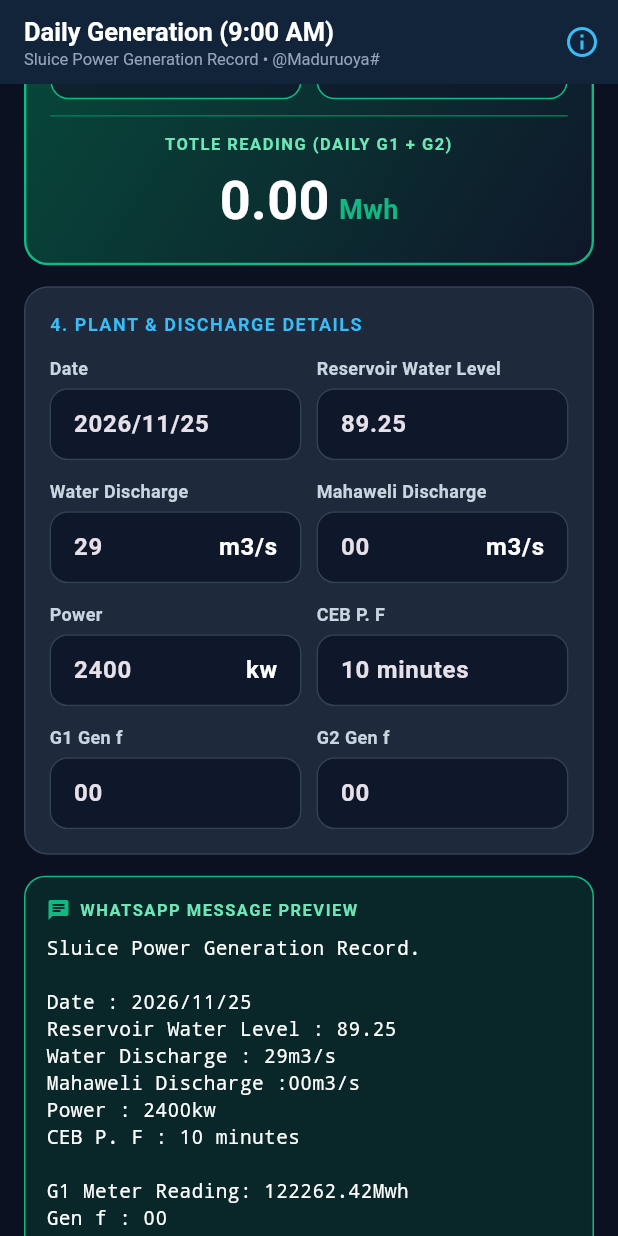
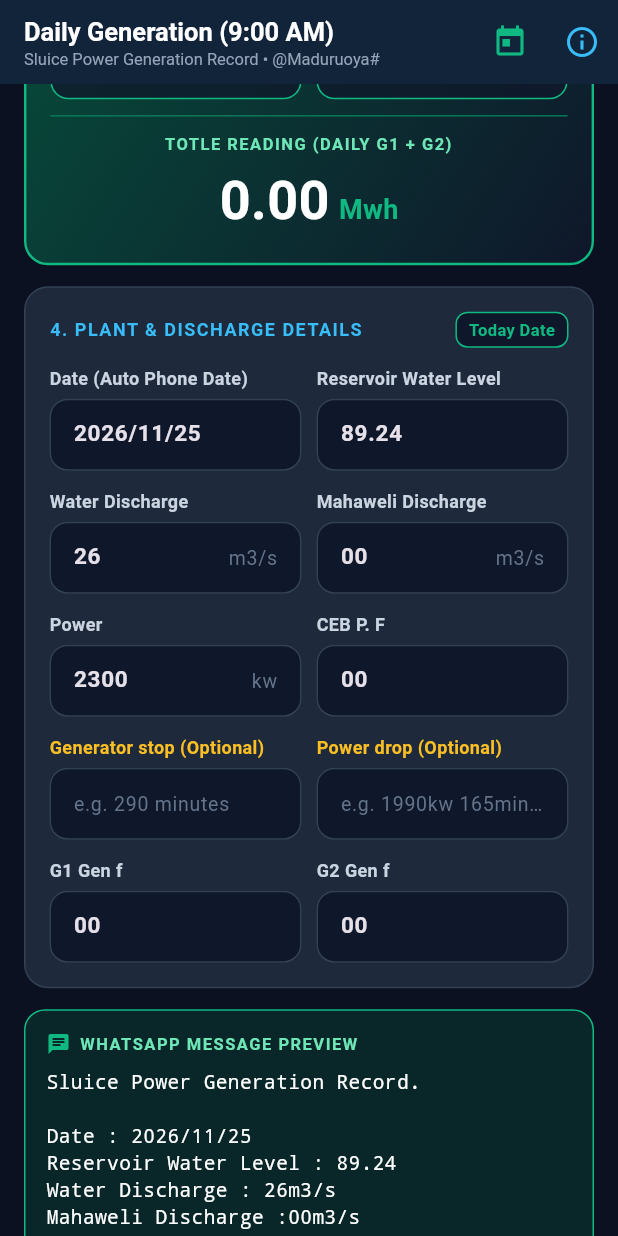
Before and after one commit to ardmarambage8-dotcom/hydro-turbine-app, a Flutter app: the DailyGenerationTab screen opened directly, scrolled down 576 dp, on a phone screen of 412 x 824 dp. Run offline on Flutter 3.47's test engine with Material 3 defaults, Android fonts, the phone set to English and light mode, and no system bars; our stand-ins replace shared_preferences; accounts and stored records are empty.

Commit message:
Add files via upload

```diff
--- a/lib/main.dart
+++ b/lib/main.dart
@@ -429,7 +429,7 @@ void showCommonAboutDialog(BuildContext context) {
                 border: Border.all(color: const Color(0xFF38BDF8)),
               ),
               child: const Text(
-                'Version 1.3.0',
+                'Version 1.4.0',
                 style: TextStyle(
                   fontSize: 12,
                   fontWeight: FontWeight.bold,
@@ -1286,24 +1286,26 @@ class _DailyGenerationTabState extends State<DailyGenerationTab> {
   final TextEditingController _todayPanelG1Ctrl = TextEditingController();
   final TextEditingController _todayPanelG2Ctrl = TextEditingController();
 
-  // KOTUWA 2: Mechchara Dawasak Duwapu Samastha Agaya (Previous Cumulative G1 & G2)
+  // KOTUWA 2: Previous Cumulative Totals (G1 & G2)
   final TextEditingController _prevCumG1Ctrl =
-      TextEditingController(text: '122262.42');
+      TextEditingController(text: '122314.38');
   final TextEditingController _prevCumG2Ctrl =
-      TextEditingController(text: '107462.73');
-
-  // Plant Details for WhatsApp Report
+      TextEditingController(text: '107510.91');
+
+  // Plant & Event Details for WhatsApp Report
   final TextEditingController _dateCtrl = TextEditingController();
   final TextEditingController _resLevelCtrl =
-      TextEditingController(text: '89.25');
+      TextEditingController(text: '89.24');
   final TextEditingController _waterDisCtrl =
-      TextEditingController(text: '29');
+      TextEditingController(text: '26');
   final TextEditingController _mahaweliDisCtrl =
       TextEditingController(text: '00');
   final TextEditingController _powerCtrl =
-      TextEditingController(text: '2400');
+      TextEditingController(text: '2300');
   final TextEditingController _cebPfCtrl =
-      TextEditingController(text: '10 minutes');
+      TextEditingController(text: '00');
+  final TextEditingController _genStopCtrl = TextEditingController();
+  final TextEditingController _powerDropCtrl = TextEditingController();
   final TextEditingController _genF1Ctrl = TextEditingController(text: '00');
   final TextEditingController _genF2Ctrl = TextEditingController(text: '00');
 
@@ -1312,10 +1314,7 @@ class _DailyGenerationTabState extends State<DailyGenerationTab> {
   @override
   void initState() {
     super.initState();
-    final now = DateTime.now();
-    _dateCtrl.text =
-        '${now.year}/${now.month.toString().padLeft(2, '0')}/${now.day.toString().padLeft(2, '0')}';
-
+    _syncDateToToday();
     _loadSavedReadings();
 
     for (final c in [
@@ -1331,11 +1330,22 @@ class _DailyGenerationTabState extends State<DailyGenerationTab> {
       _mahaweliDisCtrl,
       _powerCtrl,
       _cebPfCtrl,
+      _genStopCtrl,
+      _powerDropCtrl,
       _genF1Ctrl,
       _genF2Ctrl,
     ]) {
       c.addListener(_onFieldChanged);
     }
+  }
+
+  String _getTodayDateString() {
+    final now = DateTime.now();
+    return '${now.year}/${now.month.toString().padLeft(2, '0')}/${now.day.toString().padLeft(2, '0')}';
+  }
+
+  void _syncDateToToday() {
+    _dateCtrl.text = _getTodayDateString();
   }
 
   void _onFieldChanged() {
@@ -1347,19 +1357,61 @@ class _DailyGenerationTabState extends State<DailyGenerationTab> {
     setState(() {
       _prevPanelG1Ctrl.text = prefs.getString('dg_prev_panel_g1') ?? '';
       _prevPanelG2Ctrl.text = prefs.getString('dg_prev_panel_g2') ?? '';
-      _prevCumG1Ctrl.text = prefs.getString('dg_prev_cum_g1') ?? '122262.42';
-      _prevCumG2Ctrl.text = prefs.getString('dg_prev_cum_g2') ?? '107462.73';
-
-      _resLevelCtrl.text = prefs.getString('dg_res_level') ?? '89.25';
-      _waterDisCtrl.text = prefs.getString('dg_water_dis') ?? '29';
+      _prevCumG1Ctrl.text = prefs.getString('dg_prev_cum_g1') ?? '122314.38';
+      _prevCumG2Ctrl.text = prefs.getString('dg_prev_cum_g2') ?? '107510.91';
+
+      _resLevelCtrl.text = prefs.getString('dg_res_level') ?? '89.24';
+      _waterDisCtrl.text = prefs.getString('dg_water_dis') ?? '26';
       _mahaweliDisCtrl.text = prefs.getString('dg_mahaweli_dis') ?? '00';
-      _powerCtrl.text = prefs.getString('dg_power') ?? '2400';
-      _cebPfCtrl.text = prefs.getString('dg_ceb_pf') ?? '10 minutes';
+      _powerCtrl.text = prefs.getString('dg_power') ?? '2300';
+      _cebPfCtrl.text = prefs.getString('dg_ceb_pf') ?? '00';
+      _genStopCtrl.text = prefs.getString('dg_gen_stop') ?? '';
+      _powerDropCtrl.text = prefs.getString('dg_power_drop') ?? '';
       _genF1Ctrl.text = prefs.getString('dg_gen_f1') ?? '00';
       _genF2Ctrl.text = prefs.getString('dg_gen_f2') ?? '00';
 
+      _syncDateToToday();
       _isLoaded = true;
     });
+  }
+
+  String _buildWhatsAppMessage({
+    required double newCumG1,
+    required double newCumG2,
+    required double totalDailyGen,
+  }) {
+    final String genStopText = _genStopCtrl.text.trim();
+    final String powerDropText = _powerDropCtrl.text.trim();
+
+    final List<String> lines = [
+      'Sluice Power Generation Record.',
+      '',
+      'Date : ${_dateCtrl.text.trim()}',
+      'Reservoir Water Level : ${_resLevelCtrl.text.trim()}',
+      'Water Discharge : ${_waterDisCtrl.text.trim()}m3/s',
+      'Mahaweli Discharge :${_mahaweliDisCtrl.text.trim()}m3/s',
+      'Power : ${_powerCtrl.text.trim()}kw',
+      'CEB P. F : ${_cebPfCtrl.text.trim()}',
+    ];
+
+    if (genStopText.isNotEmpty) {
+      lines.add('Generator stop : $genStopText');
+    }
+    if (powerDropText.isNotEmpty) {
+      lines.add('Power drop $powerDropText');
+    }
+
+    lines.addAll([
+      '',
+      'G1 Meter Reading: ${newCumG1.toStringAsFixed(2)}Mwh',
+      'Gen f : ${_genF1Ctrl.text.trim()}',
+      'G2 meter Reading : ${newCumG2.toStringAsFixed(2)}Mwh',
+      'Gen f : ${_genF2Ctrl.text.trim()}',
+      'Totle Reading : ${totalDailyGen.toStringAsFixed(2)}Mwh',
+      '@Maduruoya#',
+    ]);
+
+    return lines.join('\n');
   }
 
   Future<void> _saveAndCopyReport({
@@ -1367,8 +1419,18 @@ class _DailyGenerationTabState extends State<DailyGenerationTab> {
     required double? todayPanelG2,
     required double newCumG1,
     required double newCumG2,
-    required String message,
+    required double totalDailyGen,
   }) async {
+    // Always ensure date matches current phone date before generating & copying
+    final String todayDate = _getTodayDateString();
+    _dateCtrl.text = todayDate;
+
+    final String message = _buildWhatsAppMessage(
+      newCumG1: newCumG1,
+      newCumG2: newCumG2,
+      totalDailyGen: totalDailyGen,
+    );
+
     await Clipboard.setData(ClipboardData(text: message));
 
     final prefs = await SharedPreferences.getInstance();
@@ -1392,6 +1454,8 @@ class _DailyGenerationTabState extends State<DailyGenerationTab> {
     await prefs.setString('dg_mahaweli_dis', _mahaweliDisCtrl.text.trim());
     await prefs.setString('dg_power', _powerCtrl.text.trim());
     await prefs.setString('dg_ceb_pf', _cebPfCtrl.text.trim());
+    await prefs.setString('dg_gen_stop', _genStopCtrl.text.trim());
+    await prefs.setString('dg_power_drop', _powerDropCtrl.text.trim());
     await prefs.setString('dg_gen_f1', _genF1Ctrl.text.trim());
     await prefs.setString('dg_gen_f2', _genF2Ctrl.text.trim());
 
@@ -1400,24 +1464,37 @@ class _DailyGenerationTabState extends State<DailyGenerationTab> {
 
     if (mounted) {
       ScaffoldMessenger.of(context).showSnackBar(
-        const SnackBar(
+        SnackBar(
           content: Text(
-              'Saved for tomorrow & Copied! Ready to paste in WhatsApp.'),
-          backgroundColor: Color(0xFF10B981),
-          duration: Duration(seconds: 4),
+              'Saved & Copied ($todayDate)! Ready to paste in WhatsApp.'),
+          backgroundColor: const Color(0xFF10B981),
+          duration: const Duration(seconds: 4),
         ),
       );
     }
   }
 
-  Future<void> _copyOnly(String message) async {
+  Future<void> _copyOnly({
+    required double newCumG1,
+    required double newCumG2,
+    required double totalDailyGen,
+  }) async {
+    final String todayDate = _getTodayDateString();
+    _dateCtrl.text = todayDate;
+
+    final String message = _buildWhatsAppMessage(
+      newCumG1: newCumG1,
+      newCumG2: newCumG2,
+      totalDailyGen: totalDailyGen,
+    );
+
     await Clipboard.setData(ClipboardData(text: message));
     if (mounted) {
       ScaffoldMessenger.of(context).showSnackBar(
-        const SnackBar(
-          content: Text('WhatsApp message copied to clipboard!'),
-          backgroundColor: Color(0xFF38BDF8),
-          duration: Duration(seconds: 2),
+        SnackBar(
+          content: Text('WhatsApp message copied ($todayDate)!'),
+          backgroundColor: const Color(0xFF38BDF8),
+          duration: const Duration(seconds: 2),
         ),
       );
     }
@@ -1437,6 +1514,8 @@ class _DailyGenerationTabState extends State<DailyGenerationTab> {
     _mahaweliDisCtrl.dispose();
     _powerCtrl.dispose();
     _cebPfCtrl.dispose();
+    _genStopCtrl.dispose();
+    _powerDropCtrl.dispose();
     _genF1Ctrl.dispose();
     _genF2Ctrl.dispose();
     super.dispose();
@@ -1466,9 +1545,14 @@ class _DailyGenerationTabState extends State<DailyGenerationTab> {
         TextField(
           controller: ctrl,
           keyboardType: keyboardType,
-          style: const TextStyle(fontSize: 16, fontWeight: FontWeight.bold),
+          style: const TextStyle(fontSize: 15, fontWeight: FontWeight.bold),
           decoration: InputDecoration(
             hintText: hint,
+            hintStyle: const TextStyle(
+              fontSize: 13,
+              fontWeight: FontWeight.normal,
+              color: Color(0xFF64748B),
+            ),
             suffixText: suffix,
             contentPadding:
                 const EdgeInsets.symmetric(horizontal: 12, vertical: 12),
@@ -1502,13 +1586,13 @@ class _DailyGenerationTabState extends State<DailyGenerationTab> {
     final double dailyG2 =
         (todayPanelG2 != null) ? (todayPanelG2 - prevPanelG2) : 0.0;
 
-    // 2. Mechchara dawasak duwapu samastha agaya (Previous Cumulative G1 & G2)
+    // 2. Previous Cumulative Totals (G1 & G2)
     final double prevCumG1 =
         double.tryParse(_prevCumG1Ctrl.text.trim()) ?? 0.0;
     final double prevCumG2 =
         double.tryParse(_prevCumG2Ctrl.text.trim()) ?? 0.0;
 
-    // 3. New Cumulative G1 & G2 = Samastha Agaya + Daily Gen
+    // 3. New Cumulative G1 & G2 = Previous Cumulative + Daily Gen
     final double newCumG1 = prevCumG1 + dailyG1;
     final double newCumG2 = prevCumG2 + dailyG2;
 
@@ -1519,21 +1603,11 @@ class _DailyGenerationTabState extends State<DailyGenerationTab> {
         (todayPanelG1 != null && dailyG1 < 0) ||
             (todayPanelG2 != null && dailyG2 < 0);
 
-    final String formattedMessage = '''Sluice Power Generation Record.
-
-Date : ${_dateCtrl.text.trim()}
-Reservoir Water Level : ${_resLevelCtrl.text.trim()}
-Water Discharge : ${_waterDisCtrl.text.trim()}m3/s
-Mahaweli Discharge :${_mahaweliDisCtrl.text.trim()}m3/s
-Power : ${_powerCtrl.text.trim()}kw
-CEB P. F : ${_cebPfCtrl.text.trim()}
-
-G1 Meter Reading: ${newCumG1.toStringAsFixed(2)}Mwh
-Gen f : ${_genF1Ctrl.text.trim()}
-G2 meter Reading : ${newCumG2.toStringAsFixed(2)}Mwh
-Gen f : ${_genF2Ctrl.text.trim()}
-Totle Reading : ${totalDailyGen.toStringAsFixed(2)}Mwh
-@Maduruoya#''';
+    final String formattedMessage = _buildWhatsAppMessage(
+      newCumG1: newCumG1,
+      newCumG2: newCumG2,
+      totalDailyGen: totalDailyGen,
+    );
 
     return Scaffold(
       appBar: AppBar(
@@ -1554,6 +1628,21 @@ Totle Reading : ${totalDailyGen.toStringAsFixed(2)}Mwh
         ),
         actions: [
           IconButton(
+            tooltip: 'Sync Today Date',
+            icon: const Icon(Icons.today, color: Color(0xFF10B981)),
+            onPressed: () {
+              setState(() {
+                _syncDateToToday();
+              });
+              ScaffoldMessenger.of(context).showSnackBar(
+                SnackBar(
+                  content: Text('Date updated to ${_dateCtrl.text}'),
+                  duration: const Duration(seconds: 2),
+                ),
+              );
+            },
+          ),
+          IconButton(
             tooltip: 'About App',
             icon: const Icon(Icons.info_outline, color: Color(0xFF38BDF8)),
             onPressed: () => showCommonAboutDialog(context),
@@ -1566,7 +1655,7 @@ Totle Reading : ${totalDailyGen.toStringAsFixed(2)}Mwh
           crossAxisAlignment: CrossAxisAlignment.stretch,
           children: [
             // ================================================================
-            // KOTUWU 1: PANEL METER READINGS (4 INPUTS: YESTERDAY & TODAY)
+            // KOTUWU 1: PANEL METER READINGS (4 READINGS)
             // ================================================================
             Container(
               padding: const EdgeInsets.all(16),
@@ -1671,7 +1760,7 @@ Totle Reading : ${totalDailyGen.toStringAsFixed(2)}Mwh
             const SizedBox(height: 14),
 
             // ================================================================
-            // KOTUWU 2: MECHCHARA DAWASAK DUWAPU SAMASTHA AGAYA (PREV CUMULATIVE)
+            // KOTUWU 2: PREVIOUS CUMULATIVE TOTAL
             // ================================================================
             Container(
               padding: const EdgeInsets.all(16),
@@ -1699,7 +1788,7 @@ Totle Reading : ${totalDailyGen.toStringAsFixed(2)}Mwh
                         child: _buildLabeledInput(
                           'Prev Total G1 (Mwh)',
                           _prevCumG1Ctrl,
-                          hint: '122262.42',
+                          hint: '122314.38',
                           labelColor: const Color(0xFFFDE68A),
                         ),
                       ),
@@ -1708,7 +1797,7 @@ Totle Reading : ${totalDailyGen.toStringAsFixed(2)}Mwh
                         child: _buildLabeledInput(
                           'Prev Total G2 (Mwh)',
                           _prevCumG2Ctrl,
-                          hint: '107462.73',
+                          hint: '107510.91',
                           labelColor: const Color(0xFFFDE68A),
                         ),
                       ),
@@ -1720,7 +1809,7 @@ Totle Reading : ${totalDailyGen.toStringAsFixed(2)}Mwh
             const SizedBox(height: 14),
 
             // ================================================================
-            // KOTUWU 3: EKATHUWA / FINAL CALCULATED TOTALS
+            // KOTUWU 3: FINAL TOTALS
             // ================================================================
             Container(
               padding: const EdgeInsets.all(16),
@@ -1766,7 +1855,7 @@ Totle Reading : ${totalDailyGen.toStringAsFixed(2)}Mwh
                               ),
                               const SizedBox(height: 4),
                               Text(
-                                '${newCumG1.toStringAsFixed(2)}',
+                                newCumG1.toStringAsFixed(2),
                                 style: const TextStyle(
                                   fontSize: 20,
                                   fontWeight: FontWeight.bold,
@@ -1800,7 +1889,7 @@ Totle Reading : ${totalDailyGen.toStringAsFixed(2)}Mwh
                               ),
                               const SizedBox(height: 4),
                               Text(
-                                '${newCumG2.toStringAsFixed(2)}',
+                                newCumG2.toStringAsFixed(2),
                                 style: const TextStyle(
                                   fontSize: 20,
                                   fontWeight: FontWeight.bold,
@@ -1859,7 +1948,9 @@ Totle Reading : ${totalDailyGen.toStringAsFixed(2)}Mwh
             ),
             const SizedBox(height: 14),
 
-            // 4. OTHER REPORT FIELDS
+            // ================================================================
+            // KOTUWU 4: PLANT, DISCHARGE & OUTAGE DETAILS
+            // ================================================================
             Container(
               padding: const EdgeInsets.all(16),
               decoration: BoxDecoration(
@@ -1870,6 +1961,9 @@ Totle Reading : ${totalDailyGen.toStringAsFixed(2)}Mwh
               child: Column(
                 crossAxisAlignment: CrossAxisAlignment.start,
                 children: [
+                  Row(
+                    mainAxisAlignment: MainAxisAlignment.spaceBetween,
+                    children: [
                       const Text(
                         '4. PLANT & DISCHARGE DETAILS',
                         style: TextStyle(
@@ -1879,15 +1973,41 @@ Totle Reading : ${totalDailyGen.toStringAsFixed(2)}Mwh
                           color: Color(0xFF38BDF8),
                         ),
                       ),
+                      InkWell(
+                        onTap: () {
+                          setState(() {
+                            _syncDateToToday();
+                          });
+                        },
+                        child: Container(
+                          padding: const EdgeInsets.symmetric(
+                              horizontal: 8, vertical: 3),
+                          decoration: BoxDecoration(
+                            color: const Color(0xFF0F172A),
+                            borderRadius: BorderRadius.circular(8),
+                            border: Border.all(color: const Color(0xFF10B981)),
+                          ),
+                          child: const Text(
+                            'Today Date',
+                            style: TextStyle(
+                              fontSize: 11,
+                              fontWeight: FontWeight.bold,
+                              color: Color(0xFF10B981),
+                            ),
+                          ),
+                        ),
+                      ),
+                    ],
+                  ),
                   const SizedBox(height: 12),
                   Row(
                     children: [
                       Expanded(
                         child: _buildLabeledInput(
-                          'Date',
+                          'Date (Auto Phone Date)',
                           _dateCtrl,
                           keyboardType: TextInputType.datetime,
-                          hint: '2026/11/24',
+                          hint: '2026/11/25',
                         ),
                       ),
                       const SizedBox(width: 10),
@@ -1895,7 +2015,7 @@ Totle Reading : ${totalDailyGen.toStringAsFixed(2)}Mwh
                         child: _buildLabeledInput(
                           'Reservoir Water Level',
                           _resLevelCtrl,
-                          hint: '89.25',
+                          hint: '89.24',
                         ),
                       ),
                     ],
@@ -1907,7 +2027,7 @@ Totle Reading : ${totalDailyGen.toStringAsFixed(2)}Mwh
                         child: _buildLabeledInput(
                           'Water Discharge',
                           _waterDisCtrl,
-                          hint: '29',
+                          hint: '26',
                           suffix: 'm3/s',
                         ),
                       ),
@@ -1929,7 +2049,7 @@ Totle Reading : ${totalDailyGen.toStringAsFixed(2)}Mwh
                         child: _buildLabeledInput(
                           'Power',
                           _powerCtrl,
-                          hint: '2400',
+                          hint: '2300',
                           suffix: 'kw',
                         ),
                       ),
@@ -1939,7 +2059,31 @@ Totle Reading : ${totalDailyGen.toStringAsFixed(2)}Mwh
                           'CEB P. F',
                           _cebPfCtrl,
                           keyboardType: TextInputType.text,
-                          hint: '10 minutes',
+                          hint: '30 minutes',
+                        ),
+                      ),
+                    ],
+                  ),
+                  const SizedBox(height: 12),
+                  Row(
+                    children: [
+                      Expanded(
+                        child: _buildLabeledInput(
+                          'Generator stop (Optional)',
+                          _genStopCtrl,
+                          keyboardType: TextInputType.text,
+                          hint: 'e.g. 290 minutes',
+                          labelColor: const Color(0xFFFBBF24),
+                        ),
+                      ),
+                      const SizedBox(width: 10),
+                      Expanded(
+                        child: _buildLabeledInput(
+                          'Power drop (Optional)',
+                          _powerDropCtrl,
+                          keyboardType: TextInputType.text,
+                          hint: 'e.g. 1990kw 165minute',
+                          labelColor: const Color(0xFFFBBF24),
                         ),
                       ),
                     ],
@@ -1971,7 +2115,9 @@ Totle Reading : ${totalDailyGen.toStringAsFixed(2)}Mwh
             ),
             const SizedBox(height: 14),
 
-            // 5. LIVE WHATSAPP MESSAGE PREVIEW
+            // ================================================================
+            // KOTUWU 5: LIVE WHATSAPP MESSAGE PREVIEW
+            // ================================================================
             Container(
               padding: const EdgeInsets.all(14),
               decoration: BoxDecoration(
@@ -2012,7 +2158,9 @@ Totle Reading : ${totalDailyGen.toStringAsFixed(2)}Mwh
             ),
             const SizedBox(height: 16),
 
-            // 6. SAVE & COPY BUTTONS
+            // ================================================================
+            // KOTUWU 6: SAVE & COPY BUTTONS
+            // ================================================================
             ElevatedButton.icon(
               onPressed: (todayPanelG1 == null || todayPanelG2 == null)
                   ? null
@@ -2021,7 +2169,7 @@ Totle Reading : ${totalDailyGen.toStringAsFixed(2)}Mwh
                         todayPanelG2: todayPanelG2,
                         newCumG1: newCumG1,
                         newCumG2: newCumG2,
-                        message: formattedMessage,
+                        totalDailyGen: totalDailyGen,
                       ),
               icon: const Icon(Icons.save_alt),
               label: const Text(
@@ -2040,7 +2188,11 @@ Totle Reading : ${totalDailyGen.toStringAsFixed(2)}Mwh
             ),
             const SizedBox(height: 10),
             OutlinedButton.icon(
-              onPressed: () => _copyOnly(formattedMessage),
+              onPressed: () => _copyOnly(
+                newCumG1: newCumG1,
+                newCumG2: newCumG2,
+                totalDailyGen: totalDailyGen,
+              ),
               icon: const Icon(Icons.copy, size: 18),
               label: const Text('Copy Message Only (Without Saving)'),
               style: OutlinedButton.styleFrom(
```
Lines whose indentation alone changed are shown as unchanged.
